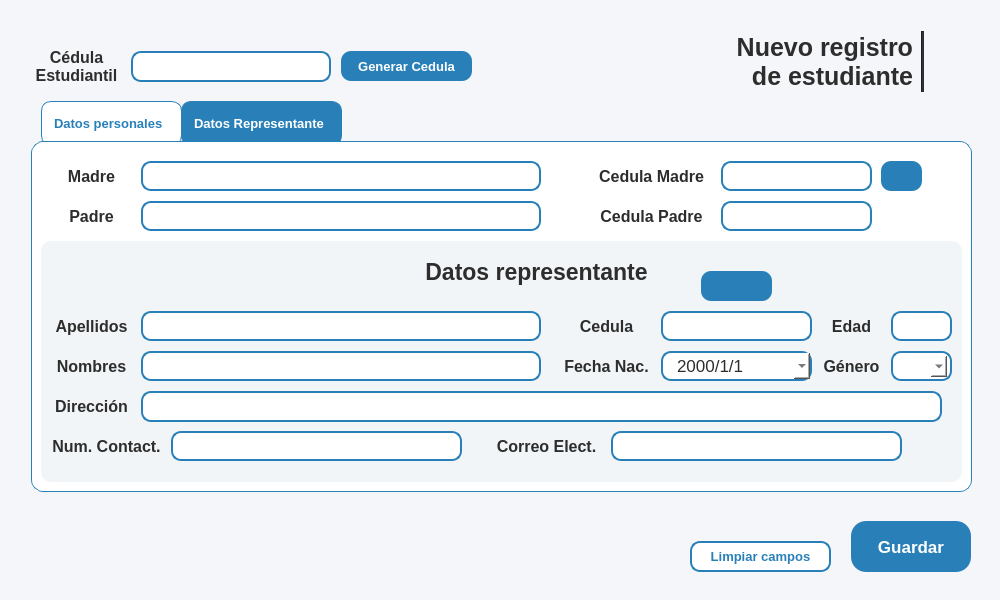
Proyecto-Uptjaa/Proyecto_SIRA, file resources/ui/registro_estu.ui: the form before one commit.
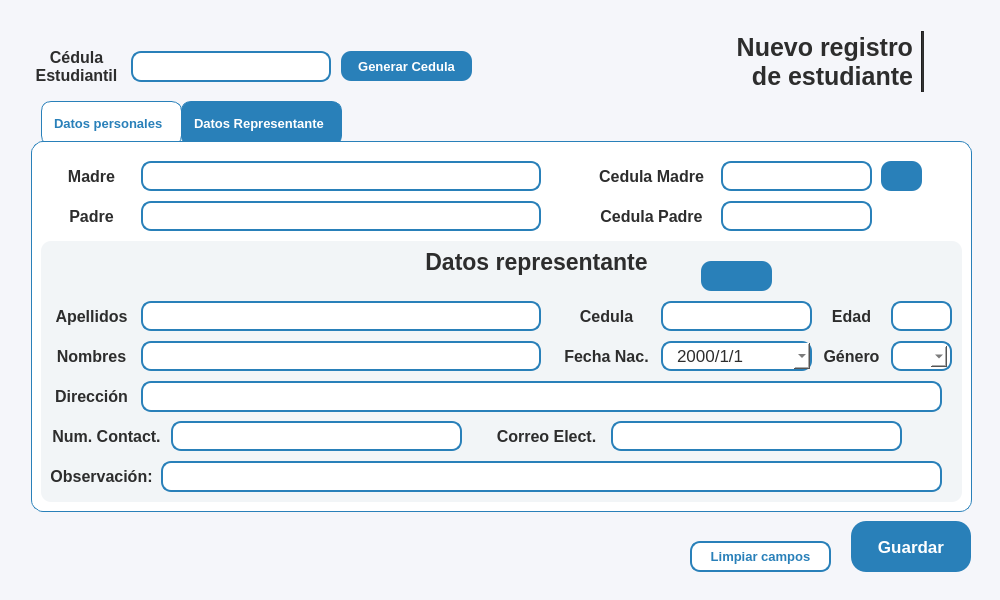
The form after the commit. Icons and pictures are not drawn.

Commit message: Campo 'Observacion' en interfaz de representante

What changed in the file:
```diff
--- a/resources/ui/registro_estu.ui
+++ b/resources/ui/registro_estu.ui
@@ -153,7 +153,7 @@
         <x>20</x>
         <y>130</y>
         <width>941</width>
-        <height>351</height>
+        <height>371</height>
        </rect>
       </property>
       <property name="minimumSize">
@@ -1839,7 +1839,7 @@
              <x>0</x>
              <y>90</y>
              <width>921</width>
-             <height>241</height>
+             <height>261</height>
             </rect>
            </property>
            <property name="styleSheet">
@@ -1852,7 +1852,7 @@
             <property name="geometry">
              <rect>
               <x>10</x>
-              <y>110</y>
+              <y>100</y>
               <width>81</width>
               <height>30</height>
              </rect>
@@ -1890,7 +1890,7 @@
             <property name="geometry">
              <rect>
               <x>100</x>
-              <y>70</y>
+              <y>60</y>
               <width>400</width>
               <height>30</height>
              </rect>
@@ -1937,7 +1937,7 @@
             <property name="geometry">
              <rect>
               <x>10</x>
-              <y>70</y>
+              <y>60</y>
               <width>81</width>
               <height>30</height>
              </rect>
@@ -1975,7 +1975,7 @@
             <property name="geometry">
              <rect>
               <x>100</x>
-              <y>110</y>
+              <y>100</y>
               <width>400</width>
               <height>30</height>
              </rect>
@@ -2022,7 +2022,7 @@
             <property name="geometry">
              <rect>
               <x>10</x>
-              <y>150</y>
+              <y>140</y>
               <width>81</width>
               <height>30</height>
              </rect>
@@ -2060,7 +2060,7 @@
             <property name="geometry">
              <rect>
               <x>100</x>
-              <y>150</y>
+              <y>140</y>
               <width>801</width>
               <height>31</height>
              </rect>
@@ -2107,7 +2107,7 @@
             <property name="geometry">
              <rect>
               <x>850</x>
-              <y>70</y>
+              <y>60</y>
               <width>61</width>
               <height>30</height>
              </rect>
@@ -2157,7 +2157,7 @@
             <property name="geometry">
              <rect>
               <x>10</x>
-              <y>190</y>
+              <y>180</y>
               <width>111</width>
               <height>30</height>
              </rect>
@@ -2195,7 +2195,7 @@
             <property name="geometry">
              <rect>
               <x>130</x>
-              <y>190</y>
+              <y>180</y>
               <width>291</width>
               <height>30</height>
              </rect>
@@ -2242,7 +2242,7 @@
             <property name="geometry">
              <rect>
               <x>520</x>
-              <y>110</y>
+              <y>100</y>
               <width>91</width>
               <height>30</height>
              </rect>
@@ -2280,7 +2280,7 @@
             <property name="geometry">
              <rect>
               <x>780</x>
-              <y>70</y>
+              <y>60</y>
               <width>61</width>
               <height>30</height>
              </rect>
@@ -2318,7 +2318,7 @@
             <property name="geometry">
              <rect>
               <x>620</x>
-              <y>70</y>
+              <y>60</y>
               <width>151</width>
               <height>30</height>
              </rect>
@@ -2365,7 +2365,7 @@
             <property name="geometry">
              <rect>
               <x>570</x>
-              <y>190</y>
+              <y>180</y>
               <width>291</width>
               <height>30</height>
              </rect>
@@ -2412,7 +2412,7 @@
             <property name="geometry">
              <rect>
               <x>450</x>
-              <y>190</y>
+              <y>180</y>
               <width>111</width>
               <height>30</height>
              </rect>
@@ -2450,7 +2450,7 @@
             <property name="geometry">
              <rect>
               <x>780</x>
-              <y>110</y>
+              <y>100</y>
               <width>61</width>
               <height>30</height>
              </rect>
@@ -2488,7 +2488,7 @@
             <property name="geometry">
              <rect>
               <x>320</x>
-              <y>10</y>
+              <y>0</y>
               <width>351</width>
               <height>41</height>
              </rect>
@@ -2514,7 +2514,7 @@
             <property name="geometry">
              <rect>
               <x>520</x>
-              <y>70</y>
+              <y>60</y>
               <width>91</width>
               <height>30</height>
              </rect>
@@ -2552,7 +2552,7 @@
             <property name="geometry">
              <rect>
               <x>620</x>
-              <y>110</y>
+              <y>100</y>
               <width>151</width>
               <height>30</height>
              </rect>
@@ -2628,7 +2628,7 @@
             <property name="geometry">
              <rect>
               <x>660</x>
-              <y>30</y>
+              <y>20</y>
               <width>71</width>
               <height>30</height>
              </rect>
@@ -2694,7 +2694,7 @@
             <property name="geometry">
              <rect>
               <x>850</x>
-              <y>110</y>
+              <y>100</y>
               <width>61</width>
               <height>30</height>
              </rect>
@@ -2785,6 +2785,91 @@
              </item>
             </widget>
            </widget>
+           <widget class="QLineEdit" name="lneObser_reg_estu_repre">
+            <property name="geometry">
+             <rect>
+              <x>120</x>
+              <y>220</y>
+              <width>781</width>
+              <height>31</height>
+             </rect>
+            </property>
+            <property name="minimumSize">
+             <size>
+              <width>400</width>
+              <height>30</height>
+             </size>
+            </property>
+            <property name="maximumSize">
+             <size>
+              <width>900</width>
+              <height>60</height>
+             </size>
+            </property>
+            <property name="font">
+             <font>
+              <family>Segoe UI</family>
+             </font>
+            </property>
+            <property name="focusPolicy">
+             <enum>Qt::FocusPolicy::ClickFocus</enum>
+            </property>
+            <property name="styleSheet">
+             <string notr="true">QLineEdit {
+    border: 2px solid #2980b9;
+    border-radius: 10px;
+    padding: 3px 8px;
+    background-color: white;
+}</string>
+            </property>
+            <property name="text">
+             <string/>
+            </property>
+            <property name="alignment">
+             <set>Qt::AlignmentFlag::AlignLeading|Qt::AlignmentFlag::AlignLeft|Qt::AlignmentFlag::AlignVCenter</set>
+            </property>
+            <property name="placeholderText">
+             <string/>
+            </property>
+           </widget>
+           <widget class="QLabel" name="lblStudent_dir_repre_2">
+            <property name="geometry">
+             <rect>
+              <x>10</x>
+              <y>220</y>
+              <width>101</width>
+              <height>30</height>
+             </rect>
+            </property>
+            <property name="minimumSize">
+             <size>
+              <width>0</width>
+              <height>30</height>
+             </size>
+            </property>
+            <property name="maximumSize">
+             <size>
+              <width>16777215</width>
+              <height>30</height>
+             </size>
+            </property>
+            <property name="font">
+             <font>
+              <family>Segoe UI</family>
+              <pointsize>12</pointsize>
+              <bold>true</bold>
+             </font>
+            </property>
+            <property name="styleSheet">
+             <string notr="true">background-color: transparent;</string>
+            </property>
+            <property name="text">
+             <string>Observación:</string>
+            </property>
+            <property name="alignment">
+             <set>Qt::AlignmentFlag::AlignCenter</set>
+            </property>
+           </widget>
           </widget>
           <widget class="QLineEdit" name="lneMadre_reg_estu">
            <property name="geometry">
```
The commit also changes 1 other file.
